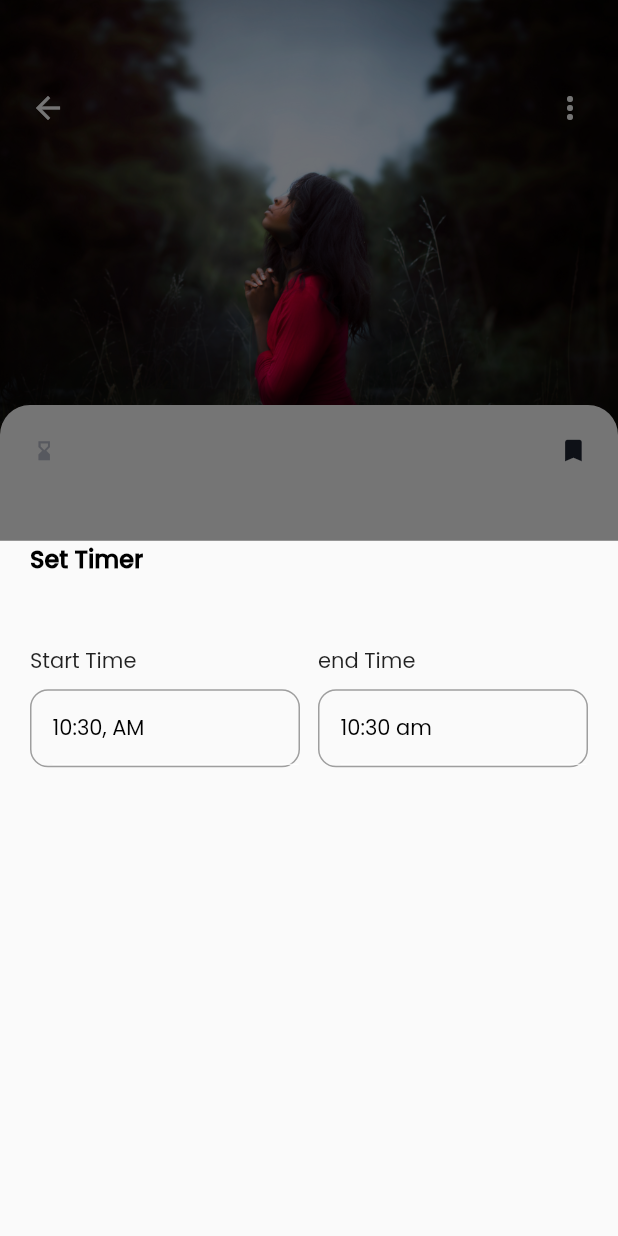
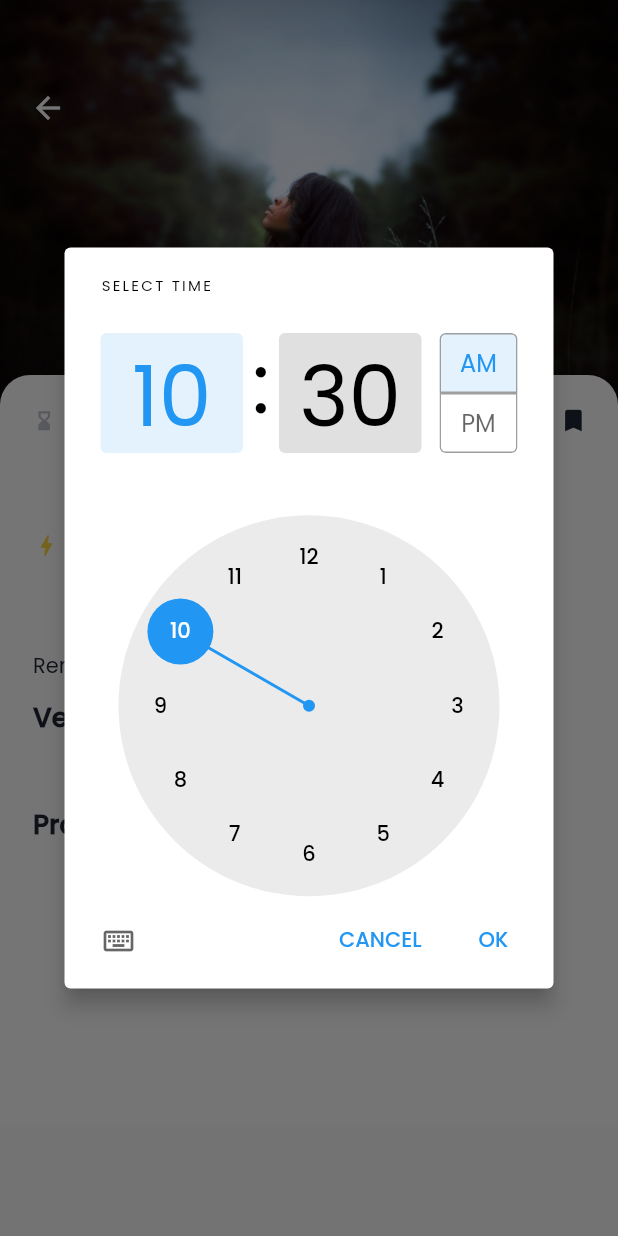
Before and after one commit to thejosh1/prophetic-prayers, a Flutter app: the PrayerDetailScreen screen opened directly with empty values, after a tap on "Reminders", on a phone screen of 412 x 824 dp. Run offline on Flutter 3.47's test engine with Material 2 defaults, Android fonts, the phone set to English and light mode, and no system bars; our stand-ins replace get; network calls fail.

Commit message:
finished the ui

```diff
--- a/lib/main.dart
+++ b/lib/main.dart
@@ -19,7 +19,7 @@ class MyApp extends StatelessWidget {
         debugShowCheckedModeBanner: false,
         theme: ThemeData(
             primarySwatch: Colors.blue,
-            fontFamily: 'Poppins'
+            fontFamily: 'Poppins',
         ),
         initialRoute: "/",
         getPages: [
--- a/lib/pages/prayer_detail_screen.dart
+++ b/lib/pages/prayer_detail_screen.dart
@@ -19,7 +19,12 @@ class _PrayerDetailScreenState extends State<PrayerDetailScreen> {
   String _endTime = "10:30 am";
   @override
   Widget build(BuildContext context) {
-
+    Future<void> _openTimePicker(BuildContext context) async {
+      final TimeOfDay? time = await showTimePicker(context: context, initialTime: TimeOfDay.now());
+      if(time !=null) {
+        //set a scheduled notification based on the time
+      }
+    }
     var data = Get.arguments;
     final int _checkedStars = 4;
     return Scaffold(
@@ -56,15 +61,15 @@ class _PrayerDetailScreenState extends State<PrayerDetailScreen> {
                           color: Colors.white,
                         ),
                       ),
-                      Icon(
-                        Icons.more_vert,
-                        color: Colors.white,
-                      )
+                      // Icon(
+                      //   Icons.more_vert,
+                      //   color: Colors.white,
+                      // )
                     ],
                   ),
                 )),
             Positioned(
-                top: 270,
+                top: 250,
                 child: Container(
                   padding: EdgeInsets.only(left: 22, right: 20, top: 20),
                   width: MediaQuery.of(context).size.width,
@@ -117,7 +122,7 @@ class _PrayerDetailScreenState extends State<PrayerDetailScreen> {
                               fontWeight: FontWeight.w900),
                           textAlign: TextAlign.start,
                         ),
-                        SizedBox(height: 12),
+                        SizedBox(height: 10),
                         Row(
                           children: [
                             Icon(Icons.bolt, color: Colors.amberAccent, size: 18,),
@@ -140,7 +145,7 @@ class _PrayerDetailScreenState extends State<PrayerDetailScreen> {
                               children: [
                                 InkWell(
                                   onTap: (){
-                                    showModalBottomSheet(context: context, builder: (context) => _buildSheet());
+                                    _openTimePicker(context);
                                   },
                                   child: Column(
                                     children: [
@@ -178,7 +183,7 @@ class _PrayerDetailScreenState extends State<PrayerDetailScreen> {
                                     children: [
                                       Stack(
                                         children: <Widget>[
-                                          Icon(Icons.church, size: 29.89, color: Color(0xFFD1D1D6),),
+                                          Icon(Icons.edit, size: 29.89, color: Color(0xFFD1D1D6),),
                                           Positioned(
                                             right: 0,
                                             child: Container(
@@ -246,7 +251,7 @@ class _PrayerDetailScreenState extends State<PrayerDetailScreen> {
                           ],
                         ),
                         SizedBox(
-                          height: 20,
+                          height: 10,
                         ),
                         Column(
                           crossAxisAlignment: CrossAxisAlignment.start,
@@ -276,94 +281,15 @@ class _PrayerDetailScreenState extends State<PrayerDetailScreen> {
                           ],
                         ),
                         SizedBox(height: 10,),
-                        // GestureDetector(
-                        //   onTap: () {},
-                        //   child: ClipRRect(
-                        //     borderRadius: BorderRadius.circular(12),
-                        //     child: Container(
-                        //       width: double.infinity,
-                        //       height: 50,
-                        //       color: const Color(0xff515BDE),
-                        //       alignment: Alignment.center,
-                        //       child: const Text(
-                        //         'BOOKS FROM \$845.00',
-                        //         style: TextStyle(
-                        //           color: Colors.white,
-                        //           fontSize: 18,
-                        //           fontWeight: FontWeight.w700,
-                        //         ),
-                        //       ),
-                        //     ),
-                        //   ),
-                        // ),
                       ],
                     ),
                   ),
-                ))
+                )
+            )
           ],
         ),
       ),
     );
   }
 
-  Widget _buildSheet() {
-    return Container(
-      margin: EdgeInsets.only(left: 20, right: 20),
-      child: Column(
-        crossAxisAlignment: CrossAxisAlignment.start,
-        children: [
-          Text("Set Timer", style: TextStyle(fontSize: 16, fontWeight: FontWeight.bold, color: Colors.black),),
-          SizedBox(height: 30,),
-          Row(
-            children: [
-              Expanded(child: MyInputField(
-                title: "Start Time",
-                hint: _startTime,
-                widget: IconButton(
-                  onPressed: (){
-                    _getUserTime(isStartTime: true);
-                  },
-                  icon: Icon(Icons.access_time_filled_outlined, color: Colors.grey,),
-                ),
-              )),
-              SizedBox(width: 12,),
-              Expanded(child: MyInputField(
-                title: "end Time",
-                hint: _endTime,
-                widget: IconButton(
-                  onPressed: (){
-                    _getUserTime(isStartTime: false);
-                  },
-                  icon: Icon(Icons.access_time_filled_outlined, color: Colors.grey,),
-                ),
-              ))
-            ],
-          )
-        ],
-      ),
-    );
-  }
-
-  _getUserTime({required bool isStartTime}) async {
-    var pickedTime = await _showTimePicker();
-    String formattedTime = pickedTime.format(context);
-    if(pickedTime == null) {
-
-    } else if(isStartTime == true) {
-      _startTime = formattedTime;
-    } else if(isStartTime == false) {
-      _endTime = formattedTime;
-    }
-  }
-
-  _showTimePicker(){
-    return showTimePicker(
-      initialEntryMode: TimePickerEntryMode.input,
-        context: context,
-        initialTime: TimeOfDay(
-            hour: int.parse(_startTime.split(":")[0]),
-            minute: int.parse(_startTime.split(":")[1].split(" ")[0])
-        )
-    );
-  }
 }
--- a/lib/pages/prayer_list_screen.dart
+++ b/lib/pages/prayer_list_screen.dart
@@ -33,7 +33,7 @@ class _PrayerListScreenState extends State<PrayerListScreen> {
                  mainAxisAlignment: MainAxisAlignment.spaceBetween,
                  children: [
                    IconButton(onPressed: (){Get.back();}, icon: Icon(Icons.arrow_back, size: 18, color: Color(0xFF000000),)),
-                   IconButton(onPressed: (){}, icon: Icon(Icons.more_vert, size: 20, color: Color(0xFF000000),))
+                //   IconButton(onPressed: (){}, icon: Icon(Icons.more_vert, size: 20, color: Color(0xFF000000),))
                  ],
                ),
              ),
--- a/lib/pages/prayer_screen.dart
+++ b/lib/pages/prayer_screen.dart
@@ -36,9 +36,9 @@ class _PrayerScreenState extends State<PrayerScreen> {
                               color: Color(0xFFEDEEF0),
                             ),
                             padding: const EdgeInsets.only(
-                                left: 20, right: 12, top: 20),
+                                left: 20, right: 12, top: 10),
                             child: Row(
-                              crossAxisAlignment: CrossAxisAlignment.center,
+                              crossAxisAlignment: CrossAxisAlignment.start,
                               mainAxisAlignment: MainAxisAlignment.spaceBetween,
                               children: const [
                                 Expanded(
```
Also changed, not shown: lib/pages/profile_page.dart (+20 -5 lines), lib/pages/testimony_screen.dart (+7 -7 lines), lib/widgets/other_details_widgets.dart (+52 -0 lines), lib/controller/notification_controller.dart (added), lib/pages/set_reminder_page.dart (deleted).
